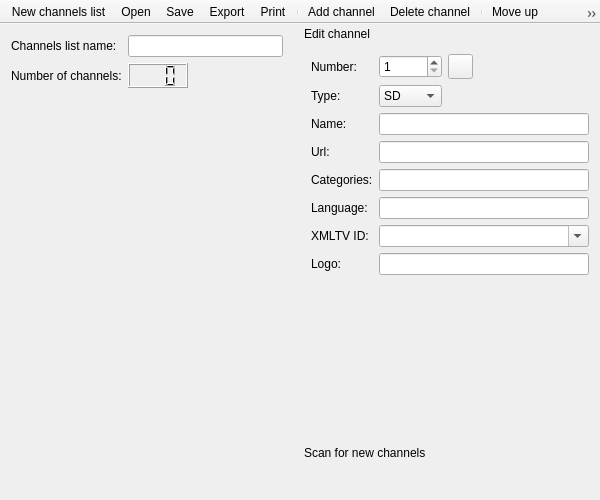
This is src/channels/editor/ChannelsEditor.ui in ntadej/tano as Qt 5 draws it before an edit. The edited form follows.
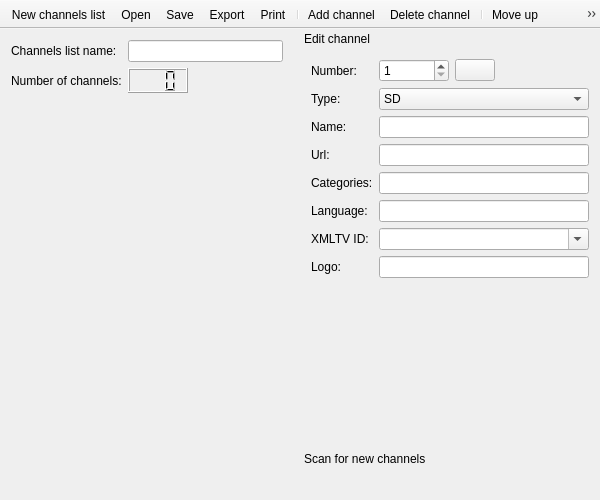
This is the edited form. Icons and pictures are not drawn. Custom widgets are drawn as their Qt base class.

Commit message: [ui] Use internal icons instead of icon themes as there can be inconsistencies, based on Paper Icon Theme

Patch:
```diff
--- a/src/channels/editor/ChannelsEditor.ui
+++ b/src/channels/editor/ChannelsEditor.ui
@@ -64,18 +64,6 @@
    </layout>
   </widget>
   <widget class="QToolBar" name="toolBar">
-   <property name="minimumSize">
-    <size>
-     <width>0</width>
-     <height>0</height>
-    </size>
-   </property>
-   <property name="maximumSize">
-    <size>
-     <width>16777215</width>
-     <height>24</height>
-    </size>
-   </property>
    <property name="windowTitle">
     <string>Toolbar</string>
    </property>
@@ -84,8 +72,8 @@
    </property>
    <property name="iconSize">
     <size>
-     <width>16</width>
-     <height>16</height>
+     <width>24</width>
+     <height>24</height>
     </size>
    </property>
    <property name="toolButtonStyle">
@@ -126,7 +114,7 @@
    <property name="minimumSize">
     <size>
      <width>300</width>
-     <height>301</height>
+     <height>341</height>
     </size>
    </property>
    <property name="maximumSize">
@@ -153,29 +141,58 @@
    </attribute>
    <widget class="QWidget" name="editWidgetContents">
     <layout class="QGridLayout" name="gridLayout">
-     <item row="0" column="2">
-      <widget class="QPushButton" name="buttonApplyNum">
-       <property name="minimumSize">
-        <size>
-         <width>25</width>
-         <height>25</height>
-        </size>
+     <item row="0" column="0">
+      <widget class="QLabel" name="labelNumber">
+       <property name="text">
+        <string>Number:</string>
        </property>
-       <property name="maximumSize">
-        <size>
-         <width>25</width>
-         <height>25</height>
-        </size>
-       </property>
-       <property name="icon">
-        <iconset theme="dialog-apply">
-         <normaloff>.</normaloff>.</iconset>
-       </property>
-       <property name="iconSize">
-        <size>
-         <width>22</width>
-         <height>22</height>
-        </size>
+      </widget>
+     </item>
+     <item row="0" column="1">
+      <layout class="QHBoxLayout" name="horizontalLayout">
+       <item>
+        <widget class="QSpinBox" name="editNumber">
+         <property name="minimumSize">
+          <size>
+           <width>70</width>
+           <height>0</height>
+          </size>
+         </property>
+         <property name="minimum">
+          <number>1</number>
+         </property>
+         <property name="maximum">
+          <number>999</number>
+         </property>
+        </widget>
+       </item>
+       <item>
+        <widget class="QPushButton" name="buttonApplyNum">
+         <property name="icon">
+          <iconset resource="../../../resources/icons/icons.qrc">
+           <normaloff>:/icons/actions/16/object-select.png</normaloff>:/icons/actions/16/object-select.png</iconset>
+         </property>
+        </widget>
+       </item>
+       <item>
+        <spacer name="horizontalSpacer_2">
+         <property name="orientation">
+          <enum>Qt::Horizontal</enum>
+         </property>
+         <property name="sizeHint" stdset="0">
+          <size>
+           <width>40</width>
+           <height>20</height>
+          </size>
+         </property>
+        </spacer>
+       </item>
+      </layout>
+     </item>
+     <item row="1" column="0">
+      <widget class="QLabel" name="labelType">
+       <property name="text">
+        <string>Type:</string>
        </property>
       </widget>
      </item>
@@ -204,39 +221,6 @@
        </item>
       </widget>
      </item>
-     <item row="0" column="0">
-      <widget class="QLabel" name="labelNumber">
-       <property name="text">
-        <string>Number:</string>
-       </property>
-      </widget>
-     </item>
-     <item row="8" column="1" colspan="4">
-      <widget class="QLineEdit" name="editLogo"/>
-     </item>
-     <item row="6" column="1" colspan="4">
-      <widget class="QLineEdit" name="editLanguage"/>
-     </item>
-     <item row="0" column="1">
-      <widget class="QSpinBox" name="editNumber">
-       <property name="minimum">
-        <number>1</number>
-       </property>
-       <property name="maximum">
-        <number>999</number>
-       </property>
-      </widget>
-     </item>
-     <item row="4" column="0">
-      <widget class="QLabel" name="labelCategories">
-       <property name="text">
-        <string>Categories:</string>
-       </property>
-      </widget>
-     </item>
-     <item row="3" column="1" colspan="4">
-      <widget class="QLineEdit" name="editUrl"/>
-     </item>
      <item row="2" column="0">
       <widget class="QLabel" name="labelChannelName">
        <property name="text">
@@ -244,23 +228,9 @@
        </property>
       </widget>
      </item>
-     <item row="1" column="0">
-      <widget class="QLabel" name="labelType">
-       <property name="text">
-        <string>Type:</string>
-       </property>
-      </widget>
-     </item>
-     <item row="2" column="1" colspan="4">
+     <item row="2" column="1">
       <widget class="QLineEdit" name="editChannelName"/>
      </item>
-     <item row="7" column="0">
-      <widget class="QLabel" name="labelXmltvId">
-       <property name="text">
-        <string>XMLTV ID:</string>
-       </property>
-      </widget>
-     </item>
      <item row="3" column="0">
       <widget class="QLabel" name="labelUrl">
        <property name="text">
@@ -268,34 +238,64 @@
        </property>
       </widget>
      </item>
-     <item row="6" column="0">
+     <item row="3" column="1">
+      <widget class="QLineEdit" name="editUrl"/>
+     </item>
+     <item row="4" column="0">
+      <widget class="QLabel" name="labelCategories">
+       <property name="text">
+        <string>Categories:</string>
+       </property>
+      </widget>
+     </item>
+     <item row="4" column="1">
+      <widget class="QLineEdit" name="editCategories"/>
+     </item>
+     <item row="5" column="0">
       <widget class="QLabel" name="labelLanguage">
        <property name="text">
         <string>Language:</string>
        </property>
       </widget>
      </item>
-     <item row="0" column="3">
-      <spacer name="horizontalSpacer_2">
-       <property name="orientation">
-        <enum>Qt::Horizontal</enum>
+     <item row="5" column="1">
+      <widget class="QLineEdit" name="editLanguage"/>
+     </item>
+     <item row="6" column="0">
+      <widget class="QLabel" name="labelXmltvId">
+       <property name="text">
+        <string>XMLTV ID:</string>
        </property>
-       <property name="sizeHint" stdset="0">
-        <size>
-         <width>40</width>
-         <height>20</height>
-        </size>
+      </widget>
+     </item>
+     <item row="6" column="1">
+      <widget class="QComboBox" name="editXmltvId">
+       <property name="editable">
+        <bool>true</bool>
        </property>
-      </spacer>
+       <item>
+        <property name="text">
+         <string notr="true"/>
+        </property>
+       </item>
+       <item>
+        <property name="text">
+         <string>Other</string>
+        </property>
+       </item>
+      </widget>
      </item>
-     <item row="8" column="0">
+     <item row="7" column="0">
       <widget class="QLabel" name="labelLogo">
        <property name="text">
         <string>Logo:</string>
        </property>
       </widget>
      </item>
-     <item row="10" column="0" colspan="5">
+     <item row="7" column="1">
+      <widget class="QLineEdit" name="editLogo"/>
+     </item>
+     <item row="8" column="0" colspan="2">
       <spacer name="verticalSpacer">
        <property name="orientation">
         <enum>Qt::Vertical</enum>
@@ -308,26 +308,6 @@
        </property>
       </spacer>
      </item>
-     <item row="4" column="1" colspan="4">
-      <widget class="QLineEdit" name="editCategories"/>
-     </item>
-     <item row="7" column="1" colspan="4">
-      <widget class="QComboBox" name="editXmltvId">
-       <property name="editable">
-        <bool>true</bool>
-       </property>
-       <item>
-        <property name="text">
-         <string notr="true"/>
-        </property>
-       </item>
-       <item>
-        <property name="text">
-         <string>Other</string>
-        </property>
-       </item>
-      </widget>
-     </item>
     </layout>
    </widget>
   </widget>
```
Left out of the diff: 68 changed lines with no effect on the pictures. The commit also changes 1628 other files.
